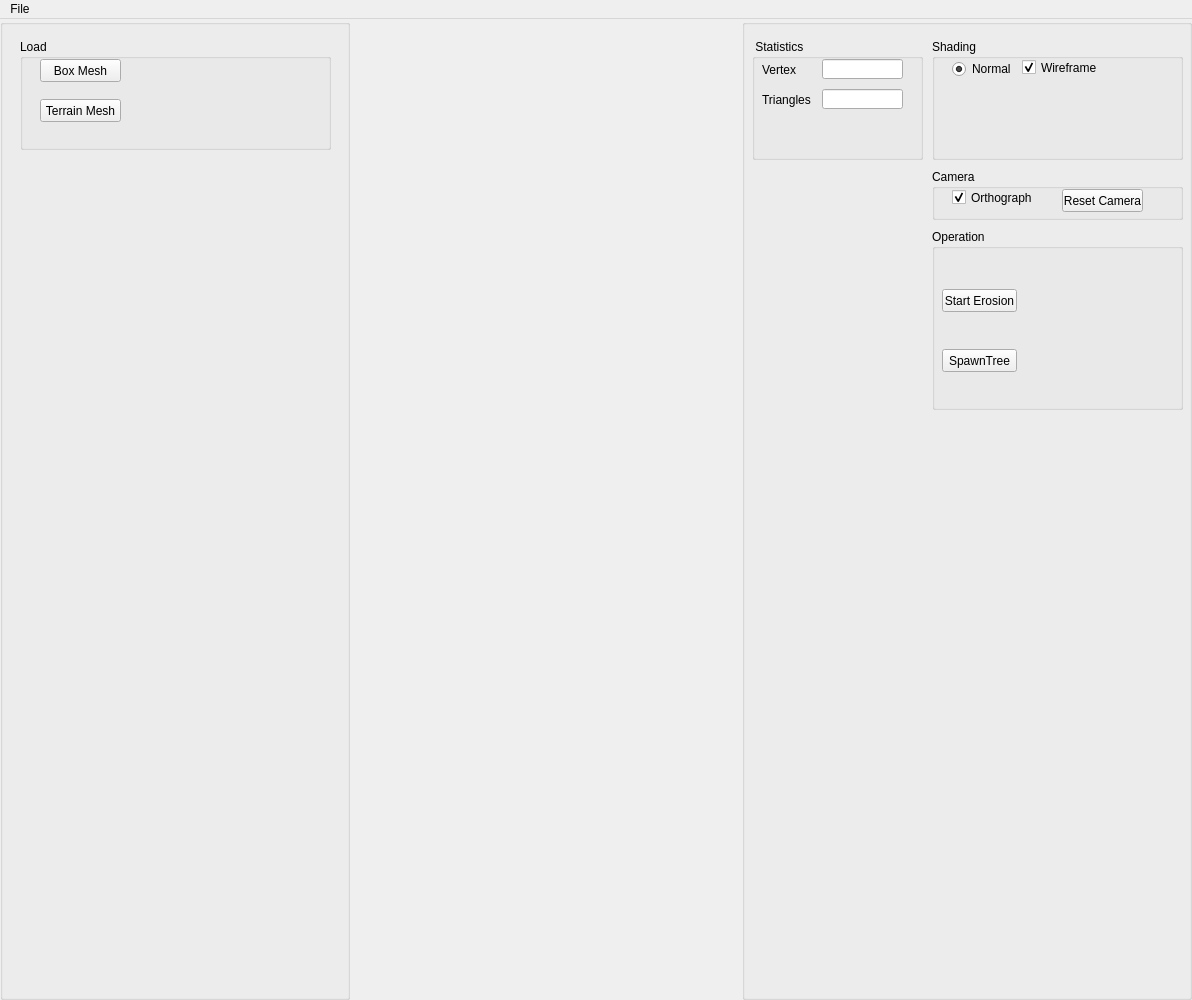
The window that TerrainGeneration/UI/interface.ui (amatheo/LIFPROJET-TerrainGeneration) describes before a commit, drawn with Qt 5.
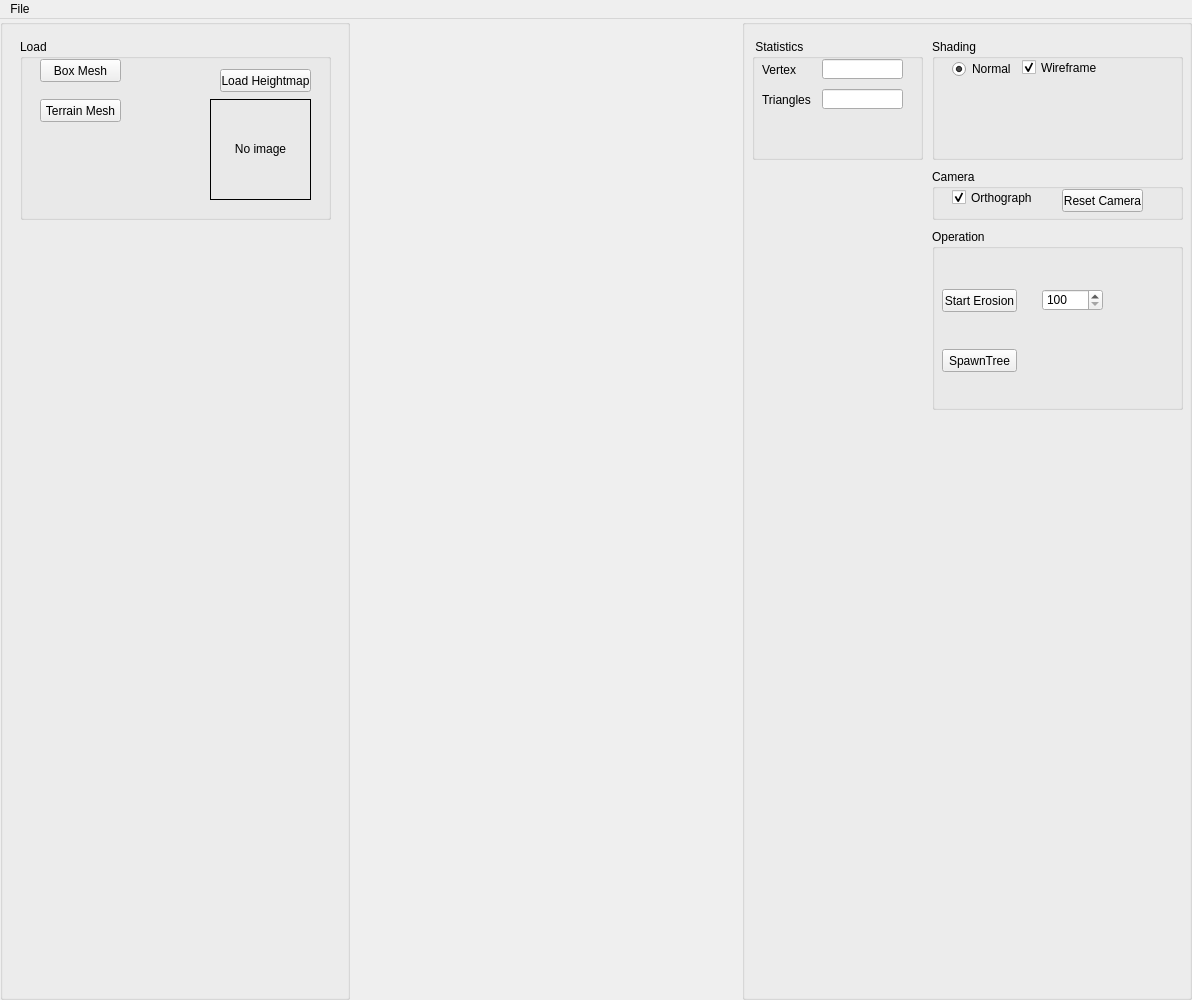
The same window after the commit.

Commit message: Better Camera and Interface

```diff
--- a/TerrainGeneration/UI/interface.ui
+++ b/TerrainGeneration/UI/interface.ui
@@ -62,7 +62,7 @@
          <x>20</x>
          <y>20</y>
          <width>311</width>
-         <height>111</height>
+         <height>181</height>
         </rect>
        </property>
        <property name="title">
@@ -119,6 +119,59 @@
          <bool>false</bool>
         </property>
        </widget>
+       <widget class="QLabel" name="selectedImage">
+        <property name="geometry">
+         <rect>
+          <x>190</x>
+          <y>60</y>
+          <width>101</width>
+          <height>101</height>
+         </rect>
+        </property>
+        <property name="mouseTracking">
+         <bool>true</bool>
+        </property>
+        <property name="contextMenuPolicy">
+         <enum>Qt::CustomContextMenu</enum>
+        </property>
+        <property name="acceptDrops">
+         <bool>true</bool>
+        </property>
+        <property name="frameShape">
+         <enum>QFrame::Box</enum>
+        </property>
+        <property name="frameShadow">
+         <enum>QFrame::Plain</enum>
+        </property>
+        <property name="text">
+         <string>No image</string>
+        </property>
+        <property name="textFormat">
+         <enum>Qt::RichText</enum>
+        </property>
+        <property name="scaledContents">
+         <bool>true</bool>
+        </property>
+        <property name="alignment">
+         <set>Qt::AlignCenter</set>
+        </property>
+        <property name="textInteractionFlags">
+         <set>Qt::NoTextInteraction</set>
+        </property>
+       </widget>
+       <widget class="QPushButton" name="loadHeightmapButton">
+        <property name="geometry">
+         <rect>
+          <x>200</x>
+          <y>30</y>
+          <width>91</width>
+          <height>23</height>
+         </rect>
+        </property>
+        <property name="text">
+         <string>Load Heightmap</string>
+        </property>
+       </widget>
       </widget>
      </widget>
     </item>
@@ -359,6 +412,25 @@
          <string>SpawnTree</string>
         </property>
        </widget>
+       <widget class="QSpinBox" name="iterationBox">
+        <property name="geometry">
+         <rect>
+          <x>110</x>
+          <y>60</y>
+          <width>61</width>
+          <height>22</height>
+         </rect>
+        </property>
+        <property name="minimum">
+         <number>100</number>
+        </property>
+        <property name="maximum">
+         <number>5000</number>
+        </property>
+        <property name="singleStep">
+         <number>100</number>
+        </property>
+       </widget>
       </widget>
      </widget>
     </item>
```
The commit also changes 6 other files.
